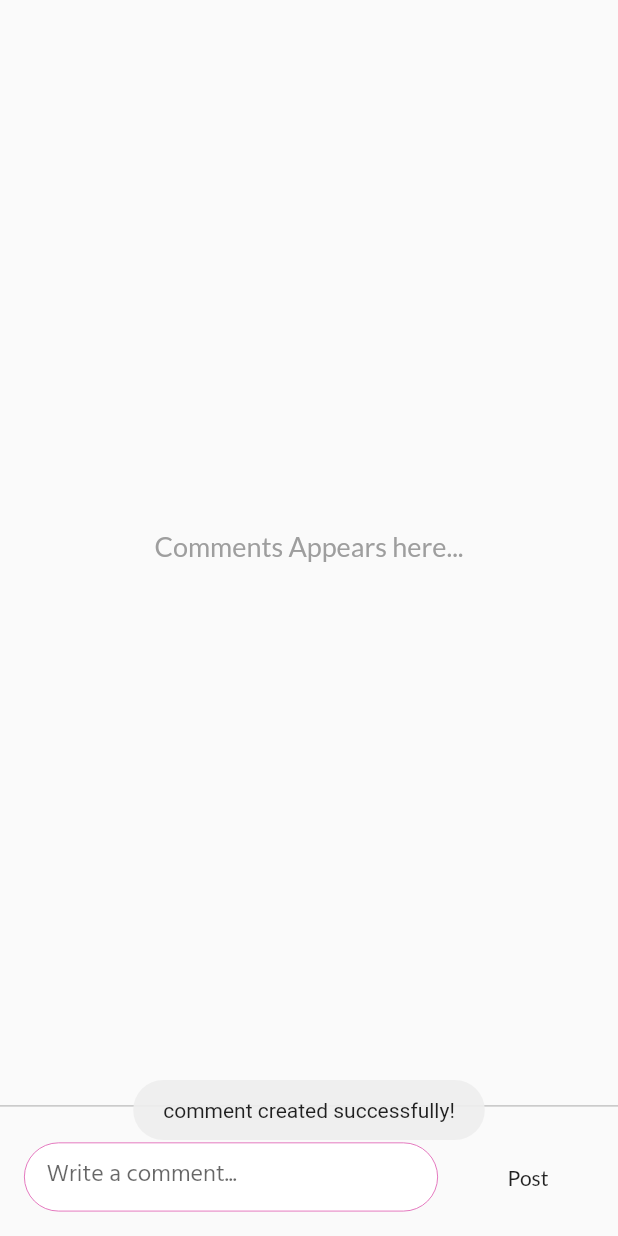
After one commit to Geek-a-Byte/CervivorBD, a Flutter app: the Comments screen opened directly, after a tap on "Post", on a phone screen of 412 x 824 dp. The commit adds this screen. Run offline on Flutter 3.47's test engine with Material 2 defaults, Android fonts, the phone set to English and light mode, and no system bars; our stand-ins replace cached_network_image, cloud_firestore, firebase_auth, firebase_core, firebase_messaging, firebase_storage and 13 more; missing offline and left inert: popup_card; accounts and stored records are empty.

Commit message:
comment section added

```diff
--- /dev/null
+++ b/cervivorbd/lib/Modules/Forum/widgets/comments.dart
@@ -0,0 +1,152 @@
+import 'package:cervivorbd/Modules/Forum/widgets/comment_container.dart';
+import 'package:cervivorbd/models/patient.dart';
+import 'package:cloud_firestore/cloud_firestore.dart';
+import 'package:firebase_auth/firebase_auth.dart';
+import 'package:flutter/material.dart';
+import 'package:fluttertoast/fluttertoast.dart';
+import 'package:google_fonts/google_fonts.dart';
+import 'package:timeago/timeago.dart' as timeago;
+import '../../../widgets/text_form_field.dart';
+
+class Comments extends StatefulWidget {
+  final String? postid;
+  final String? postOwnerid;
+
+  const Comments({Key? key, this.postid, this.postOwnerid}) : super(key: key);
+
+  @override
+  State<Comments> createState() =>
+      _CommentsState(postid: postid, postOwnerid: postOwnerid);
+}
+
+class _CommentsState extends State<Comments> {
+  TextEditingController commentController = TextEditingController();
+  final String? postid;
+  final String? postOwnerid;
+
+  User? user = FirebaseAuth.instance.currentUser;
+  UserModel loggedInUser = UserModel();
+
+  @override
+  void initState() {
+    super.initState();
+    FirebaseFirestore.instance
+        .collection("users")
+        .doc(user!.uid)
+        .get()
+        .then((value) {
+      loggedInUser = UserModel.fromMap(value.data());
+    });
+  }
+
+  buildComments() {
+    return StreamBuilder(
+        stream: FirebaseFirestore.instance
+            .collection("comments")
+            .doc(postid)
+            .collection('usercomments')
+            .orderBy("timestamp", descending: false)
+            .snapshots(),
+        builder: (BuildContext context, AsyncSnapshot<QuerySnapshot> snapshot) {
+          if (!snapshot.hasData) {
+            return const CircularProgressIndicator();
+          }
+          List<Comment> comments = [];
+          // snapshot.data!.docs.map((doc) {
+          //   comments.add((Comment.fromDocument(doc)));
+          // });
+          // return ListView(
+          //   children: comments,
+          // );
+          return snapshot.data!.size == 0
+              ? Center(
+                  child: Text(
+                    'Comments Appears here...',
+                    style: GoogleFonts.lato(
+                      color: Colors.grey,
+                      fontSize: 18,
+                    ),
+                  ),
+                )
+              : ListView.builder(
+                  scrollDirection: Axis.vertical,
+                  physics: const ClampingScrollPhysics(),
+                  shrinkWrap: true,
+                  itemCount: snapshot.data!.size,
+                  itemBuilder: (context, index) {
+                    DocumentSnapshot document = snapshot.data!.docs[index];
+                    return CommentContainer(
+                      username: document['username'],
+                      userId: document['userId'],
+                      comment: document['comment'],
+                      timestamp: document['timestamp'],
+                    );
+                  },
+                );
+        });
+  }
+
+  addComment() async {
+    await FirebaseFirestore.instance
+        .collection("comments")
+        .doc(postid)
+        .collection("usercomments")
+        .add({
+      "username": loggedInUser.fullname,
+      "comment": commentController.text,
+      "timestamp": DateTime.now().toString(),
+      "userId": loggedInUser.uid
+    });
+    commentController.clear();
+    Fluttertoast.showToast(msg: "comment created successfully!");
+  }
+
+  _CommentsState({this.postid, this.postOwnerid});
+  @override
+  Widget build(BuildContext context) {
+    return Scaffold(
+        body: Column(
+      children: <Widget>[
+        Expanded(
+          child: buildComments(),
+        ),
+        const Divider(),
+        ListTile(
+            title: TextFormField2(
+                controller: commentController, label: 'Write a comment...'),
+            trailing: OutlineButton(
+                onPressed: () => addComment(),
+                borderSide: BorderSide.none,
+                child: const Text('Post')))
+      ],
+    ));
+  }
+}
+
+class Comment extends StatelessWidget {
+  final String? username;
+  final String? userId;
+  final String? comment;
+  final DateTime? timestamp;
+
+  const Comment({this.username, this.userId, this.comment, this.timestamp});
+
+  factory Comment.fromDocument(DocumentSnapshot doc) {
+    return Comment(
+        username: doc['username'],
+        userId: doc['userId'],
+        comment: doc['comment'],
+        timestamp: doc['timestamp']);
+  }
+  @override
+  Widget build(BuildContext context) {
+    return Column(
+      children: <Widget>[
+        ListTile(
+          title: Text('$comment'),
+          subtitle: Text(timeago.format(timestamp!)),
+        )
+      ],
+    );
+  }
+}
--- a/cervivorbd/lib/Modules/Forum/widgets/create_post_container.dart
+++ b/cervivorbd/lib/Modules/Forum/widgets/create_post_container.dart
@@ -70,10 +70,6 @@ class _CreatePostContainerState extends State<CreatePostContainer> {
     Post postModel = Post();
     String postiddd;
 
-
-
-
-
     // writing all the values
     postModel.ownerid = loggedInUser.email;
     postModel.postid = postiddd = DateTime.now().toString() + loggedInUser.fullname! + loggedInUser.email!;
--- a/cervivorbd/lib/main.dart
+++ b/cervivorbd/lib/main.dart
@@ -2,6 +2,7 @@ import 'package:cervivorbd/doctor_app_theme.dart';
 import 'package:cervivorbd/Profiles/doctorProfile.dart';
 import 'package:cervivorbd/tabPages/main_screen.dart';
 import 'package:cervivorbd/splashScreen/splash_screen.dart';
+import 'package:cloud_firestore/cloud_firestore.dart';
 import 'package:firebase_auth/firebase_auth.dart';
 import 'package:firebase_core/firebase_core.dart';
 import 'package:flutter/material.dart';
--- a/cervivorbd/pubspec.yaml
+++ b/cervivorbd/pubspec.yaml
@@ -54,6 +54,7 @@ dependencies:
   provider: ^6.0.3
   shared_preferences: ^2.0.15
   url_launcher: ^6.1.2
+  timeago: ^3.2.2
 
 dev_dependencies:
   flutter_lints: ^1.0.0
```
Also changed, not shown: cervivorbd/lib/Modules/Forum/widgets/comment_container.dart (added, +50 -0 lines), cervivorbd/lib/Modules/Forum/widgets/post_container.dart (+22 -9 lines), cervivorbd/pubspec.lock.
